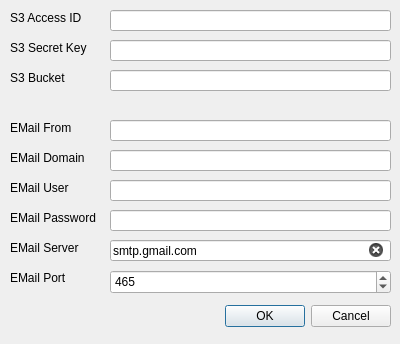
Before: the Qt Designer form dialogcloudsetup.ui in zaphodbe/SantaShip, drawn with Qt 5.
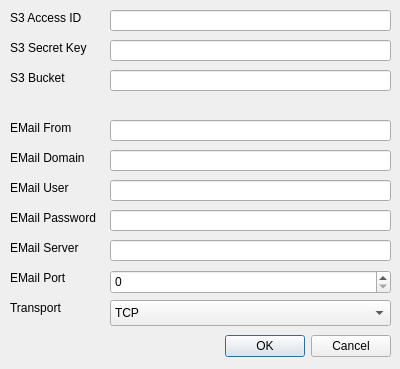
After: the same form once the commit is applied.

Diff of the .ui file:
```diff
--- a/dialogcloudsetup.ui
+++ b/dialogcloudsetup.ui
@@ -7,7 +7,7 @@
     <x>0</x>
     <y>0</y>
     <width>400</width>
-    <height>344</height>
+    <height>369</height>
    </rect>
   </property>
   <property name="windowTitle">
@@ -17,7 +17,7 @@
    <property name="geometry">
     <rect>
      <x>50</x>
-     <y>300</y>
+     <y>330</y>
      <width>341</width>
      <height>32</height>
     </rect>
@@ -169,7 +169,7 @@
     </rect>
    </property>
    <property name="text">
-    <string>smtp.gmail.com</string>
+    <string/>
    </property>
    <property name="clearButtonEnabled">
     <bool>true</bool>
@@ -214,7 +214,7 @@
     <number>65535</number>
    </property>
    <property name="value">
-    <number>465</number>
+    <number>0</number>
    </property>
   </widget>
   <widget class="QLineEdit" name="lineEditEMailFrom">
@@ -275,6 +275,44 @@
     <bool>true</bool>
    </property>
   </widget>
+  <widget class="QLabel" name="label_10">
+   <property name="geometry">
+    <rect>
+     <x>10</x>
+     <y>300</y>
+     <width>101</width>
+     <height>16</height>
+    </rect>
+   </property>
+   <property name="text">
+    <string>Transport</string>
+   </property>
+  </widget>
+  <widget class="QComboBox" name="comboBoxTransport">
+   <property name="geometry">
+    <rect>
+     <x>110</x>
+     <y>300</y>
+     <width>281</width>
+     <height>26</height>
+    </rect>
+   </property>
+   <item>
+    <property name="text">
+     <string extracomment="Plain Text">TCP</string>
+    </property>
+   </item>
+   <item>
+    <property name="text">
+     <string extracomment="Secure Sockets Layer">SSL</string>
+    </property>
+   </item>
+   <item>
+    <property name="text">
+     <string extracomment="Transport Layer Security">TLS</string>
+    </property>
+   </item>
+  </widget>
  </widget>
  <tabstops>
   <tabstop>lineEditS3Access</tabstop>
```
